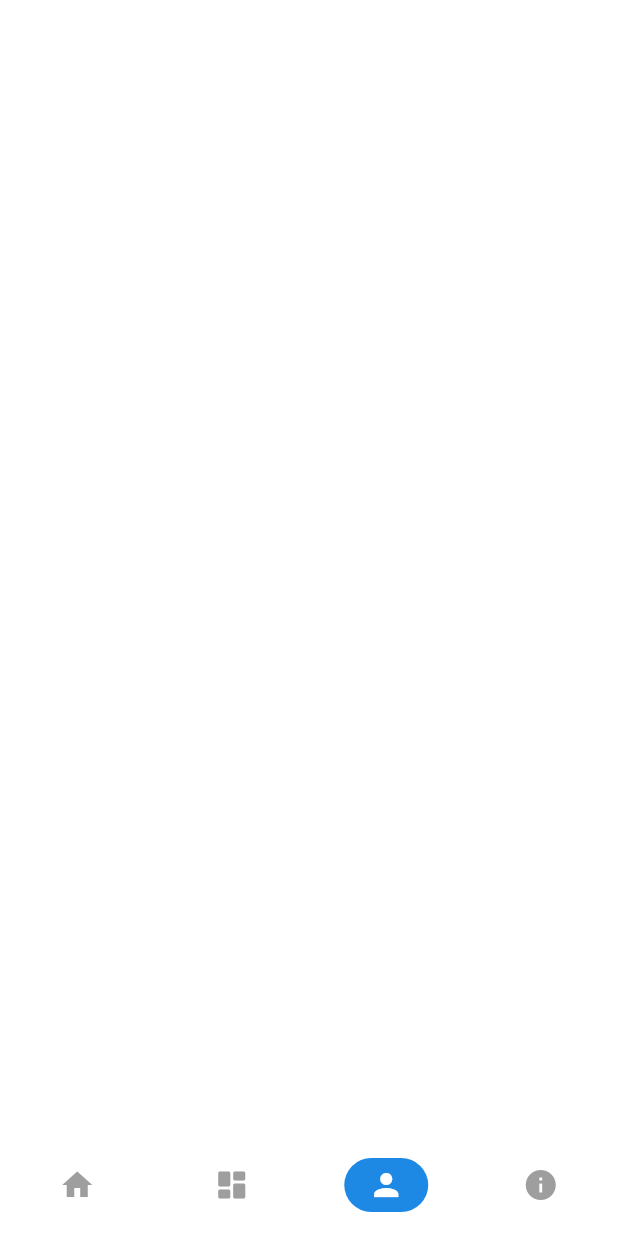
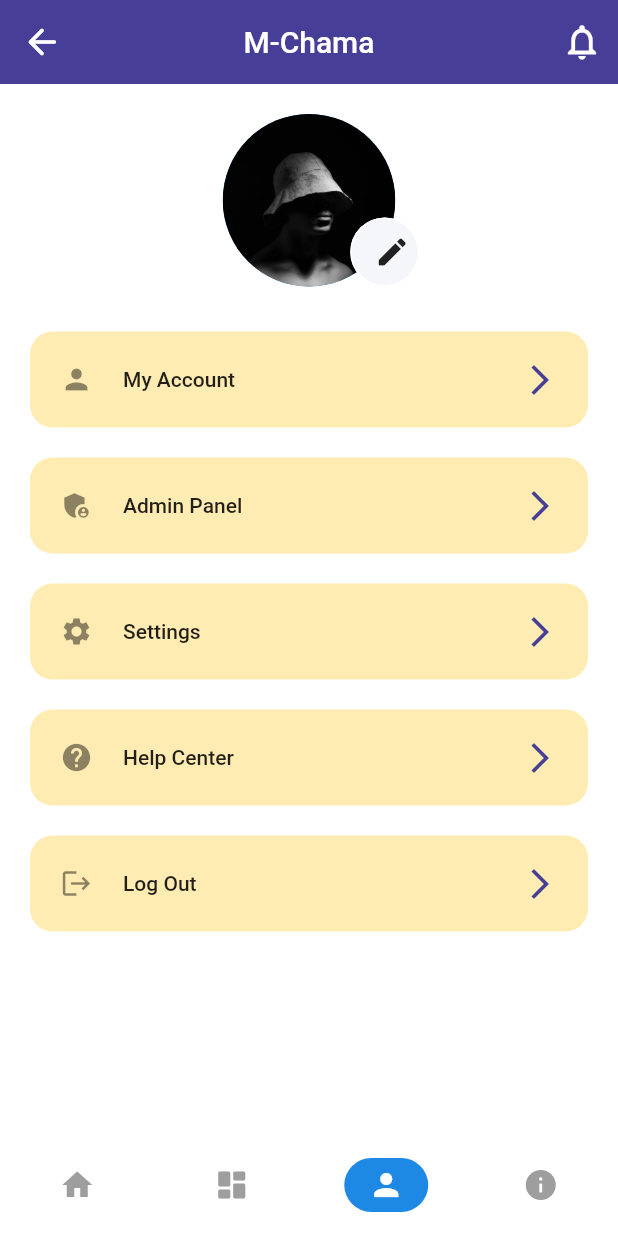
Before and after one commit to gichimux/chama-app-frontend, a Flutter app: the screen it shows after launch, item 3 of the bottom bar chosen, on a phone screen of 412 x 824 dp. Run offline on Flutter 3.47's test engine with Material 2 defaults, Android fonts, the phone set to English and light mode, and no system bars; our stand-ins replace flutter_svg.

Commit message:
create profile page ui

```diff
--- a/lib/screens/bottom_nav_screen.dart
+++ b/lib/screens/bottom_nav_screen.dart
@@ -10,7 +10,7 @@ class _BottomNavScreenState extends State<BottomNavScreen> {
   final List _screens = [
     HomeScreen(),
     MemberDashScreen(),
-    Scaffold(),
+    ProfileScreen(),
     Scaffold(),
   ];
   int _currentIndex = 0;
--- a/lib/screens/home_screen.dart
+++ b/lib/screens/home_screen.dart
@@ -38,7 +38,7 @@ class _HomeScreenState extends State<HomeScreen> {
         child: Column(
           crossAxisAlignment: CrossAxisAlignment.center,
           children: <Widget>[
-
+            SizedBox(height: screenHeight * 0.03),
             Text(
 
               'My chamas:',
--- /dev/null
+++ b/lib/screens/profile/components/body.dart
@@ -0,0 +1,44 @@
+import 'package:flutter/material.dart';
+
+import 'profile_menu.dart';
+import 'profile_pic.dart';
+
+class Body extends StatelessWidget {
+  @override
+  Widget build(BuildContext context) {
+    return SingleChildScrollView(
+      padding: EdgeInsets.symmetric(vertical: 20),
+      child: Column(
+        children: [
+          ProfilePic(),
+          SizedBox(height: 20),
+          ProfileMenu(
+            text: "My Account",
+            icon: Icons.person,
+            press: () => {},
+          ),
+          ProfileMenu(
+            text: "Admin Panel",
+            icon: Icons.admin_panel_settings,
+            press: () {},
+          ),
+          ProfileMenu(
+            text: "Settings",
+            icon: Icons.settings,
+            press: () {},
+          ),
+          ProfileMenu(
+            text: "Help Center",
+            icon: Icons.help,
+            press: () {},
+          ),
+          ProfileMenu(
+            text: "Log Out",
+            icon: Icons.logout,
+            press: () {},
+          ),
+        ],
+      ),
+    );
+  }
+}
--- /dev/null
+++ b/lib/screens/profile/components/profile_menu.dart
@@ -0,0 +1,43 @@
+import 'package:chama_app_ui/config/palette.dart';
+import 'package:flutter/material.dart';
+import 'package:flutter_svg/flutter_svg.dart';
+
+class ProfileMenu extends StatelessWidget {
+  const ProfileMenu({
+    Key key,
+    this.text,
+    this.icon,
+    this.press,
+  }) : super(key: key);
+
+  final String text;
+  final IconData icon;
+  final VoidCallback press;
+
+  @override
+  Widget build(BuildContext context) {
+    return Padding(
+      padding: EdgeInsets.symmetric(horizontal: 20, vertical: 10),
+
+      child: FlatButton(
+        padding: EdgeInsets.all(20),
+        shape: RoundedRectangleBorder(borderRadius: BorderRadius.circular(15)),
+
+        color: Color(0xFFFFECB3),
+        onPressed: press,
+        child: Row(
+          children: [
+             Icon (
+              icon,
+              color: Colors.black45,
+              size: 22,
+            ),
+            SizedBox(width: 20),
+            Expanded(child: Text(text)),
+            Icon(Icons.arrow_forward_ios,color: Palette.primaryColor,),
+          ],
+        ),
+      ),
+    );
+  }
+}
--- /dev/null
+++ b/lib/screens/profile/components/profile_pic.dart
@@ -0,0 +1,42 @@
+import 'package:flutter/material.dart';
+import 'package:flutter_svg/flutter_svg.dart';
+
+class ProfilePic extends StatelessWidget {
+  const ProfilePic({
+    Key key,
+  }) : super(key: key);
+
+  @override
+  Widget build(BuildContext context) {
+    return SizedBox(
+      height: 115,
+      width: 115,
+      child: Stack(
+        fit: StackFit.expand,
+        overflow: Overflow.visible,
+        children: [
+          CircleAvatar(
+            backgroundImage: AssetImage("assets/images/person.jpg"),
+          ),
+          Positioned(
+            right: -16,
+            bottom: 0,
+            child: SizedBox(
+              height: 46,
+              width: 46,
+              child: FlatButton(
+                shape: RoundedRectangleBorder(
+                  borderRadius: BorderRadius.circular(50),
+                  side: BorderSide(color: Colors.white),
+                ),
+                color: Color(0xFFF5F6F9),
+                onPressed: () {},
+                child: Icon(Icons.edit),
+              ),
+            ),
+          )
+        ],
+      ),
+    );
+  }
+}
--- /dev/null
+++ b/lib/screens/profile/profile_screen.dart
@@ -0,0 +1,17 @@
+import 'package:flutter/material.dart';
+// import 'package:shop_app/components/coustom_bottom_nav_bar.dart';
+// import 'package:shop_app/enums.dart';
+import 'package:chama_app_ui/widgets/widgets.dart';
+import 'components/body.dart';
+
+class ProfileScreen extends StatelessWidget {
+  // static String routeName = "/profile";
+  @override
+  Widget build(BuildContext context) {
+    return Scaffold(
+      appBar: CustomAppBar(),
+      body: Body(),
+      // bottomNavigationBar: CustomBottomNavBar(selectedMenu: MenuState.profile),
+    );
+  }
+}
--- a/lib/screens/screens.dart
+++ b/lib/screens/screens.dart
@@ -1,5 +1,4 @@
 export 'package:chama_app_ui/screens/home_screen.dart';
-export 'package:chama_app_ui/screens/member/dashboard.dart';
-export 'package:chama_app_ui/screens/member/analysis.dart';
-export 'package:chama_app_ui/screens/admin/dashboard.dart';
+export 'package:chama_app_ui/screens/dashboard.dart';
+export 'package:chama_app_ui/screens/profile/profile_screen.dart';
 export 'package:chama_app_ui/screens/bottom_nav_screen.dart';
--- a/lib/widgets/chama_list.dart
+++ b/lib/widgets/chama_list.dart
@@ -64,7 +64,7 @@ class ChamaListGrid extends StatelessWidget {
                   chamaname,
                   style: const TextStyle(
                   color: Colors.white,
-                  fontSize: 15.0,
+                  fontSize: 20.0,
                   fontWeight: FontWeight.w600,
               ),
             ),
--- a/lib/widgets/custom_app_bar.dart
+++ b/lib/widgets/custom_app_bar.dart
@@ -5,11 +5,12 @@ class CustomAppBar extends StatelessWidget with PreferredSizeWidget {
   @override
   Widget build(BuildContext context) {
     return AppBar(
+      centerTitle: true,
       title: Text("M-Chama"),
       backgroundColor: Palette.primaryColor,
       elevation: 0.0,
       leading: IconButton(
-        icon: const Icon(Icons.menu),
+        icon: const Icon(Icons.arrow_back_rounded),
         iconSize: 28.0,
         onPressed: () {},
       ),
```
Also changed, not shown: lib/screens/admin/admin_panel.dart (added, +172 -0 lines), lib/screens/dashboard.dart (renamed from lib/screens/member/dashboard.dart, +19 -19 lines), lib/widgets/member_dashboard_cards.dart (+5 -2 lines), assets/images/person.jpg (added), lib/screens/admin/dashboard.dart (deleted), lib/screens/member/analysis.dart (deleted).
